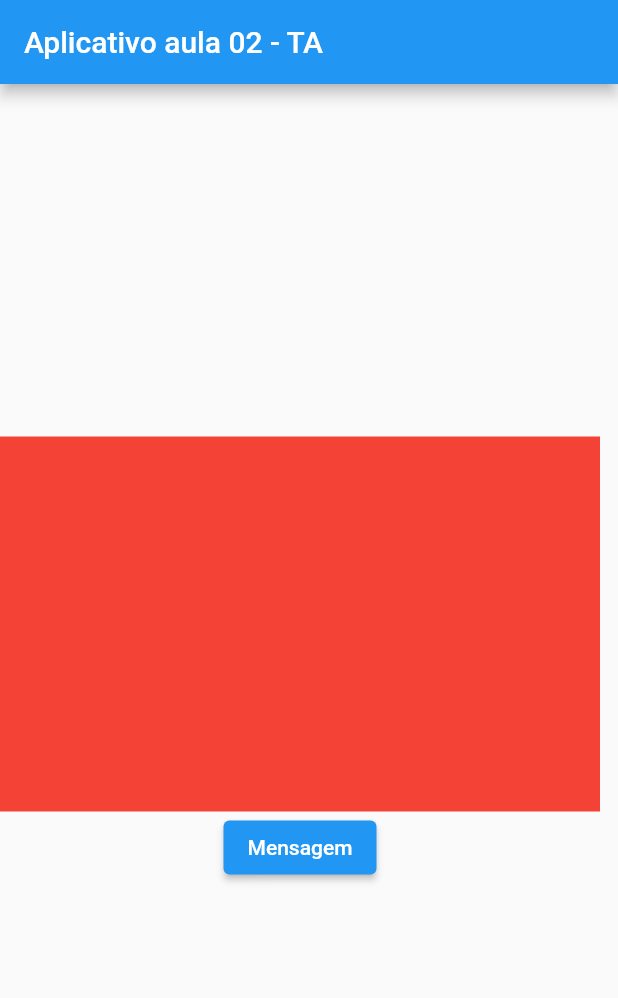
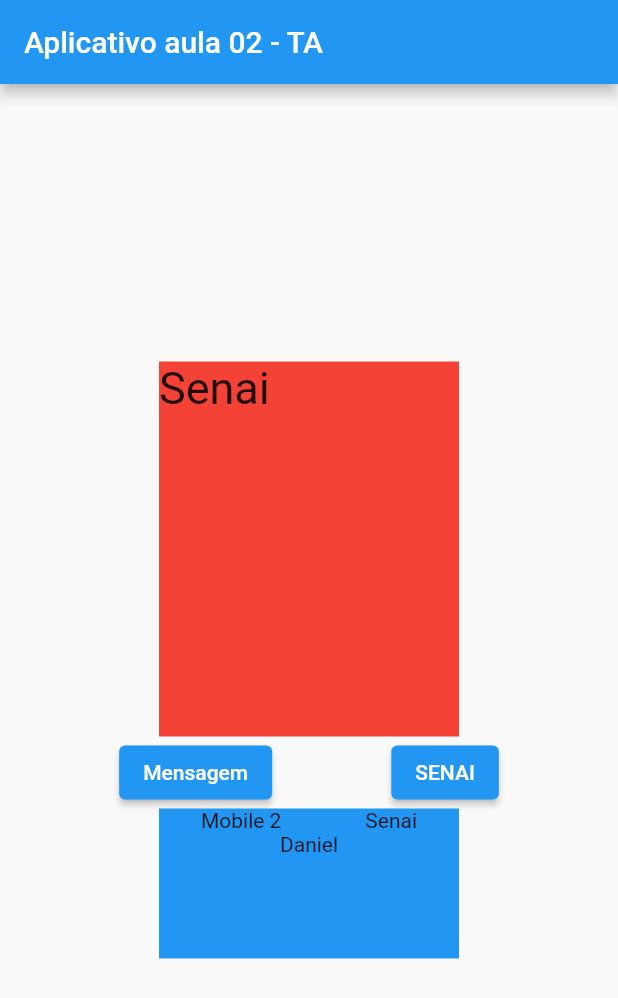
Before and after one commit to danielvieira95/DESM-2, a Flutter app: the screen it shows after launch, after a tap on "Mensagem", on a phone screen of 412 x 824 dp. Shown: the top 998 px of the screen. Run offline on Flutter 3.47's test engine with Material 2 defaults, Android fonts, the phone set to English and light mode, and no system bars.

Commit message:
app stateless

```diff
--- a/Apps-TA/appaula02_rev_ta/lib/main.dart
+++ b/Apps-TA/appaula02_rev_ta/lib/main.dart
@@ -20,12 +20,42 @@ class Home extends StatelessWidget {
         mainAxisAlignment: MainAxisAlignment.center,
         children: [
           Container(color: Colors.red,
-          width: 400,
+          width: 200,
           height:250,
+          child: Text("Senai",style: TextStyle(fontSize: 30),),
           ),
-          ElevatedButton(onPressed: (){
-            print("Botão pressionado");
-          }, child: Text("Mensagem")),
+          Row(
+            mainAxisAlignment: MainAxisAlignment.spaceEvenly,
+            children: [
+              ElevatedButton(onPressed: (){
+                print("Botão pressionado");
+              }, child: Text("Mensagem")),
+              ElevatedButton(onPressed: (){
+            print("SENAI");
+          }, child: Text("SENAI")),
+            ],
+          ),
+         Column(
+          children: [
+            Container(color: Colors.blue,
+            height: 100,
+            width: 200,
+            child: Column(
+              children: [
+                Row(
+                  mainAxisAlignment: MainAxisAlignment.spaceAround,
+                  children: [
+                    Text("Mobile 2"),
+                    Text("Senai"),
+                  ],
+
+                ),
+                Text("Daniel"),
+              ],
+            ),
+            ),
+          ],
+         )
         ],
        ),
       ) ,
```
